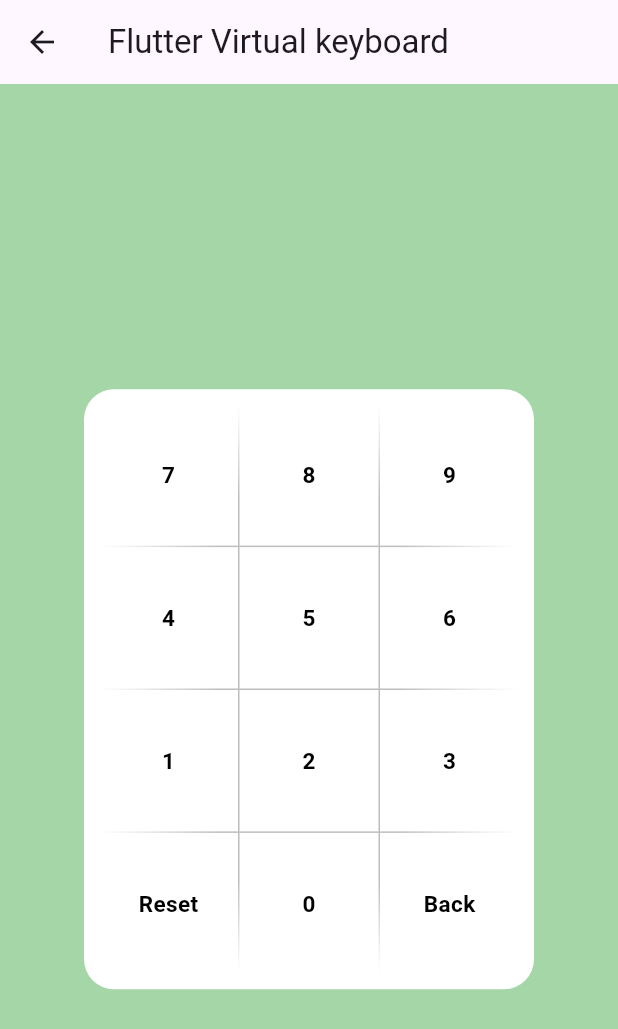
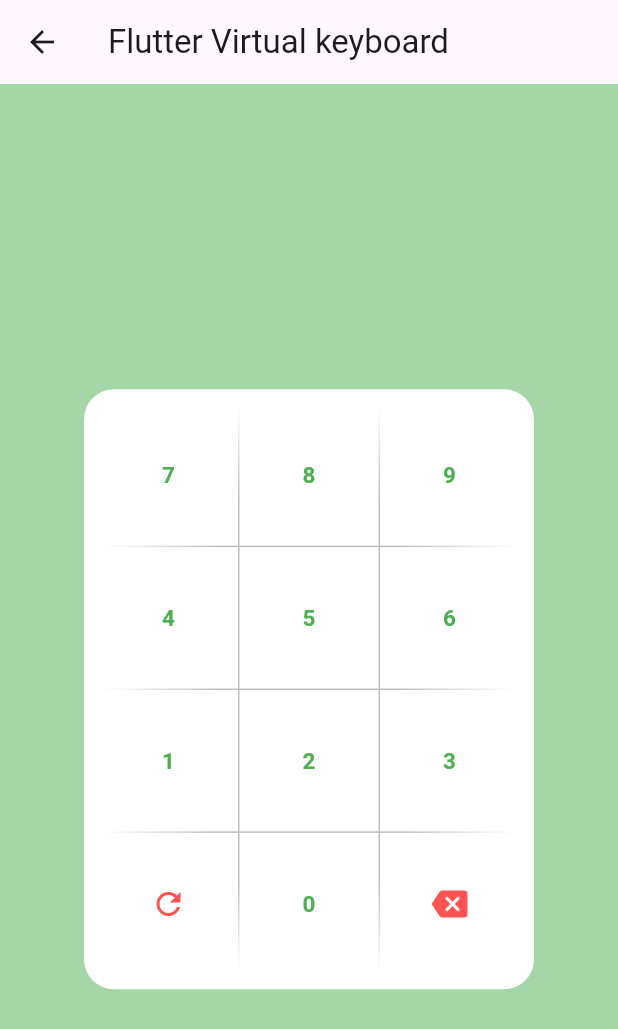
Before and after one commit to mosayeb-masoumi/Animation-Flutter, a Flutter app: the VirtualKeyboardCleanScreen screen opened directly, on a phone screen of 412 x 824 dp. Shown: the top 1029 px of the screen. Run offline on Flutter 3.47's test engine with Material 3 defaults, Android fonts, the phone set to English and light mode, and no system bars; our stand-ins replace animate_do, animated_text_kit, animated_toggle_switch, badges, cached_network_image, delayed_display and 25 more; missing offline and left inert: advanced_icon, animated_loading_border, animated_size_and_fade, circle_list, circular_menu, day_night_time_picker and 4 more.

Commit message:
update animated icon example

```diff
--- a/lib/keyboard_virtual/virtual_keyboard_clean_screen.dart
+++ b/lib/keyboard_virtual/virtual_keyboard_clean_screen.dart
@@ -31,17 +31,25 @@ class _VirtualKeyboardCleanScreenState
                 height: 400,
                 showResult: true,
                 resultTextStyle: const TextStyle(
-                    color: Colors.red,
+                    color: Colors.black,
                     fontSize: 20,
                     fontWeight: FontWeight.bold),
                 resultFunction: (value) {
                   print(value);
                 },
-                obscureResult: true,
+                obscureResult: false,
                 showDivider: true,
+                rightIconBack: const Icon(
+                  Icons.backspace,
+                  color: Colors.redAccent,
+                ),
+                showRightIcon: true,
+                leftIconReset: const Icon(Icons.refresh, color: Colors.redAccent,),
+                showLeftIcon: true,
+
                 // dividerColor: Colors.red,
-                textStyle: const TextStyle(
-                    color: Colors.black,
+                digitStyle: const TextStyle(
+                    color: Colors.green,
                     fontSize: 15,
                     fontWeight: FontWeight.bold),
                 backgroundColor: Colors.white,
@@ -61,10 +69,14 @@ class FlutterVirtualKeyboard extends StatefulWidget {
   final bool? obscureResult;
   final bool? showDivider;
   final Color? dividerColor;
-  final TextStyle? textStyle;
+  final TextStyle? digitStyle;
   final TextStyle? resultTextStyle;
   final Color? backgroundColor;
   final double? backgroundRadius;
+  final bool? showRightIcon;
+  final Icon? rightIconBack;
+  final Icon? leftIconReset;
+  final bool? showLeftIcon;
 
   const FlutterVirtualKeyboard({
     super.key,
@@ -75,10 +87,14 @@ class FlutterVirtualKeyboard extends StatefulWidget {
     this.obscureResult = false,
     this.showDivider = true,
     this.dividerColor,
-    this.textStyle,
+    this.digitStyle,
     this.resultTextStyle,
     this.backgroundColor,
     this.backgroundRadius,
+    this.showRightIcon,
+    this.rightIconBack,
+    this.leftIconReset,
+    this.showLeftIcon,
   });
 
   @override
@@ -99,7 +115,11 @@ class _FlutterVirtualKeyboardState extends State<FlutterVirtualKeyboard> {
               widget.obscureResult == true
                   ? obscureString(resultNumber)
                   : resultNumber,
-              style: widget.resultTextStyle),
+              style: widget.resultTextStyle ??
+                  const TextStyle(
+                      color: Colors.black,
+                      fontSize: 20,
+                      fontWeight: FontWeight.bold)),
         ),
         const SizedBox(
           height: 10.0,
@@ -162,14 +182,28 @@ class _FlutterVirtualKeyboardState extends State<FlutterVirtualKeyboard> {
                   widget.resultFunction!(resultNumber);
                 }
               },
+
+              child: (leftNumber == "Reset")
+                  ? Visibility(
+                      visible: (widget.showLeftIcon == null ||
+                          widget.showLeftIcon == true),
                       child: Center(
+                          child: widget.leftIconReset ??
+                              const Icon(Icons.refresh, color: Colors.black)),
+                    )
+                  : Center(
                       child: Text(
                         leftNumber,
-                style: widget.textStyle,
+                        style: widget.digitStyle,
                       ),
                     ),
-          ),
-        ),
+              // child: Center(
+              //   child: Text(
+              //     leftNumber,
+              //     style: widget.textStyle,
+              //   ),
+              // ),
+            )),
 
         //divider
         Visibility(
@@ -196,7 +230,7 @@ class _FlutterVirtualKeyboardState extends State<FlutterVirtualKeyboard> {
             child: Center(
               child: Text(
                 middleNumber,
-                style: widget.textStyle,
+                style: widget.digitStyle,
               ),
             ),
           ),
@@ -234,10 +268,18 @@ class _FlutterVirtualKeyboardState extends State<FlutterVirtualKeyboard> {
                 widget.resultFunction!(resultNumber);
               }
             },
+            child: (rightNumber == "Back")
+                ? Visibility(
+                    visible: (widget.showRightIcon == null ||
+                        widget.showRightIcon == true),
                     child: Center(
+                        child: widget.rightIconBack ??
+                            const Icon(Icons.backspace, color: Colors.black)),
+                  )
+                : Center(
                     child: Text(
                       rightNumber,
-                style: widget.textStyle,
+                      style: widget.digitStyle,
                     ),
                   ),
           ),
@@ -252,7 +294,7 @@ class _FlutterVirtualKeyboardState extends State<FlutterVirtualKeyboard> {
       height: 1,
       decoration: BoxDecoration(
           gradient: dividerColor == null
-              ? LinearGradient(
+              ? const LinearGradient(
                   begin: Alignment.centerLeft,
                   end: Alignment.centerRight,
                   colors: [
@@ -267,7 +309,7 @@ class _FlutterVirtualKeyboardState extends State<FlutterVirtualKeyboard> {
                   ],
                 )
               : null,
-          color: dividerColor != null ? dividerColor : null),
+          color: dividerColor),
     );
   }
 
```
Also changed, not shown: lib/animated_icon_page.dart (+87 -30 lines). Lines whose indentation alone changed are shown as unchanged.
